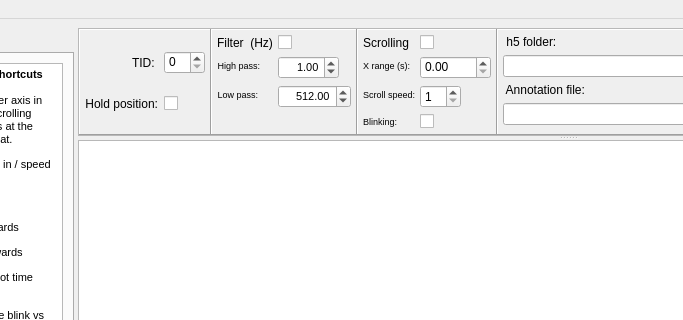
Before: the Qt Designer form pyecog/visualisation/check_preds_design_v3.ui in jcornford/pyecog, drawn with Qt 5; both pictures show x 213 to 896 and y 0 to 320 of the 1280 by 800 pixel window.
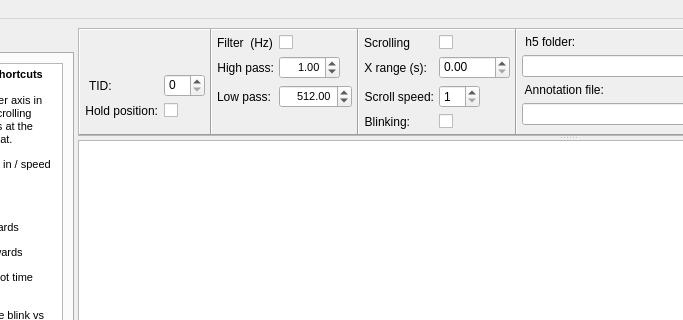
After: the same form once the commit is applied. The open tabs and pages were chosen to show the change. Custom widgets are drawn as their Qt base class.

Commit message: ndf window options to check boxes, font fixes

Patch:
```diff
--- a/pyecog/visualisation/check_preds_design_v3.ui
+++ b/pyecog/visualisation/check_preds_design_v3.ui
@@ -258,12 +258,15 @@
            <property name="frameShadow">
             <enum>QFrame::Raised</enum>
            </property>
-           <layout class="QGridLayout" name="gridLayout_2">
+           <layout class="QFormLayout" name="formLayout_3">
+            <property name="formAlignment">
+             <set>Qt::AlignLeading|Qt::AlignLeft|Qt::AlignTop</set>
+            </property>
             <property name="leftMargin">
              <number>5</number>
             </property>
             <property name="topMargin">
-             <number>5</number>
+             <number>44</number>
             </property>
             <property name="rightMargin">
              <number>5</number>
@@ -303,7 +306,7 @@
               </property>
              </widget>
             </item>
-            <item row="1" column="0">
+            <item row="2" column="0">
              <widget class="QLabel" name="label_11">
               <property name="layoutDirection">
                <enum>Qt::LeftToRight</enum>
@@ -316,7 +319,7 @@
               </property>
              </widget>
             </item>
-            <item row="1" column="1">
+            <item row="2" column="1">
              <widget class="QCheckBox" name="checkbox_hold_trace_position">
               <property name="font">
                <font>
@@ -375,11 +378,6 @@
             </property>
             <item row="2" column="0">
              <widget class="QLabel" name="label_8">
-              <property name="font">
-               <font>
-                <pointsize>7</pointsize>
-               </font>
-              </property>
               <property name="frameShape">
                <enum>QFrame::NoFrame</enum>
               </property>
@@ -429,11 +427,6 @@
             </item>
             <item row="4" column="0">
              <widget class="QLabel" name="label_9">
-              <property name="font">
-               <font>
-                <pointsize>7</pointsize>
-               </font>
-              </property>
               <property name="frameShape">
                <enum>QFrame::NoFrame</enum>
               </property>
@@ -571,11 +564,6 @@
             </item>
             <item row="1" column="0">
              <widget class="QLabel" name="label_5">
-              <property name="font">
-               <font>
-                <pointsize>7</pointsize>
-               </font>
-              </property>
               <property name="text">
                <string>X range (s):</string>
               </property>
@@ -596,11 +584,6 @@
             </item>
             <item row="2" column="0">
              <widget class="QLabel" name="label">
-              <property name="font">
-               <font>
-                <pointsize>7</pointsize>
-               </font>
-              </property>
               <property name="text">
                <string>Scroll speed:</string>
               </property>
@@ -618,11 +601,6 @@
             </item>
             <item row="3" column="0">
              <widget class="QLabel" name="label_10">
-              <property name="font">
-               <font>
-                <pointsize>7</pointsize>
-               </font>
-              </property>
               <property name="layoutDirection">
                <enum>Qt::LeftToRight</enum>
               </property>
```
Left out of the diff: 51 changed lines with no effect on the pictures. The commit also changes 3 other files.
